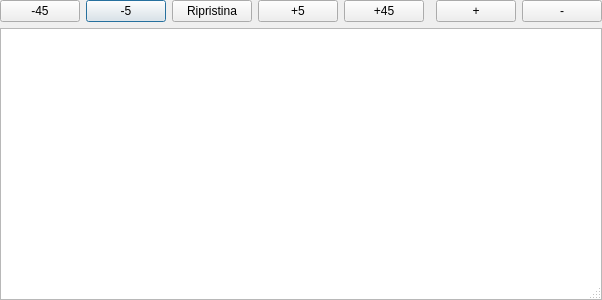
Above: GestCollOnQt/GUI/Moneta/Utilita/visualizzaimmagine.ui from mirkoviviani76/gestcoll before the change. Below: the same form after it.
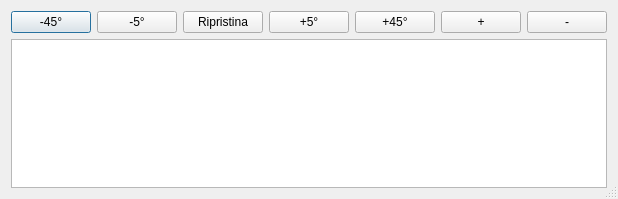
That is the form after the change.

What changed in the file:
```diff
--- a/GestCollOnQt/GUI/Moneta/Utilita/visualizzaimmagine.ui
+++ b/GestCollOnQt/GUI/Moneta/Utilita/visualizzaimmagine.ui
@@ -6,8 +6,8 @@
    <rect>
     <x>0</x>
     <y>0</y>
-    <width>409</width>
-    <height>300</height>
+    <width>593</width>
+    <height>199</height>
    </rect>
   </property>
   <property name="windowTitle">
@@ -16,68 +16,70 @@
   <property name="sizeGripEnabled">
    <bool>true</bool>
   </property>
-  <layout class="QGridLayout" name="gridLayout">
-   <property name="margin">
-    <number>0</number>
-   </property>
-   <item row="1" column="0" colspan="8">
-    <widget class="QGraphicsView" name="graphicsView">
-     <property name="dragMode">
-      <enum>QGraphicsView::ScrollHandDrag</enum>
-     </property>
-     <property name="resizeAnchor">
-      <enum>QGraphicsView::NoAnchor</enum>
+  <layout class="QVBoxLayout" name="verticalLayout">
+   <item>
+    <layout class="QHBoxLayout" name="horizontalLayout">
+     <item>
+      <spacer name="horizontalSpacer">
+       <property name="orientation">
+        <enum>Qt::Horizontal</enum>
+       </property>
+       <property name="sizeHint" stdset="0">
+        <size>
+         <width>40</width>
+         <height>20</height>
+        </size>
+       </property>
+      </spacer>
+     </item>
+     <item>
+      <widget class="QPushButton" name="antiorario45">
+       <property name="whatsThis">
+        <string>ruota di 45 gradi a sinistra</string>
+       </property>
+       <property name="text">
+        <string>-45°</string>
      </property>
     </widget>
    </item>
-   <item row="0" column="1">
+     <item>
     <widget class="QPushButton" name="antiorario5">
      <property name="whatsThis">
       <string>ruota di 5 gradi a sinistra</string>
      </property>
      <property name="text">
-      <string>-5</string>
+        <string>-5°</string>
      </property>
     </widget>
    </item>
-   <item row="0" column="3">
-    <widget class="QPushButton" name="orario5">
-     <property name="whatsThis">
-      <string>ruota di 5 gradi a destra</string>
-     </property>
-     <property name="text">
-      <string>+5</string>
-     </property>
-    </widget>
-   </item>
-   <item row="0" column="2">
+     <item>
     <widget class="QPushButton" name="ripristina">
      <property name="text">
       <string>Ripristina</string>
      </property>
     </widget>
    </item>
-   <item row="0" column="0">
-    <widget class="QPushButton" name="antiorario45">
+     <item>
+      <widget class="QPushButton" name="orario5">
      <property name="whatsThis">
       <string>ruota di 45 gradi a sinistra</string>
      </property>
      <property name="text">
-      <string>-45</string>
+        <string>+5°</string>
      </property>
     </widget>
    </item>
-   <item row="0" column="4">
+     <item>
     <widget class="QPushButton" name="orario45">
      <property name="whatsThis">
       <string>ruota di 45 gradi a destra</string>
      </property>
      <property name="text">
-      <string>+45</string>
+        <string>+45°</string>
      </property>
     </widget>
    </item>
-   <item row="0" column="6">
+     <item>
     <widget class="QPushButton" name="zoompiu">
      <property name="toolTip">
       <string>zoom-in</string>
@@ -90,7 +92,7 @@
      </property>
     </widget>
    </item>
-   <item row="0" column="7">
+     <item>
     <widget class="QPushButton" name="zoommeno">
      <property name="toolTip">
       <string>zoom-out</string>
@@ -103,8 +105,8 @@
      </property>
     </widget>
    </item>
-   <item row="0" column="5">
-    <spacer name="horizontalSpacer">
+     <item>
+      <spacer name="horizontalSpacer_2">
      <property name="orientation">
       <enum>Qt::Horizontal</enum>
      </property>
@@ -115,6 +117,18 @@
       </size>
      </property>
     </spacer>
+     </item>
+    </layout>
+   </item>
+   <item>
+    <widget class="QGraphicsView" name="graphicsView">
+     <property name="dragMode">
+      <enum>QGraphicsView::ScrollHandDrag</enum>
+     </property>
+     <property name="resizeAnchor">
+      <enum>QGraphicsView::NoAnchor</enum>
+     </property>
+    </widget>
    </item>
   </layout>
  </widget>
```
Left out of the diff: 2 changed lines with no effect on the pictures. Lines whose indentation alone changed are shown as unchanged.
